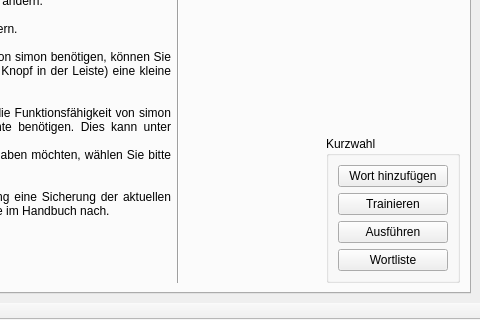
KDE/simon, file ui/main.ui: the form before one commit; both pictures show x 323 to 803 and y 303 to 623 of the 803 by 623 pixel window.
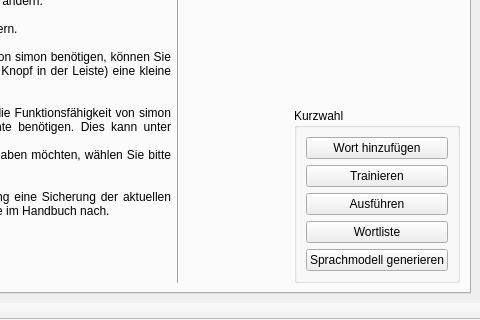
The form after the commit. Icons and pictures are not drawn. Custom widgets are drawn as their Qt base class.

The edit to the form file:
```diff
--- a/ui/main.ui
+++ b/ui/main.ui
@@ -641,6 +641,28 @@
                </property>
               </widget>
              </item>
+             <item>
+              <widget class="QPushButton" name="pbCompileModel" >
+               <property name="maximumSize" >
+                <size>
+                 <width>265</width>
+                 <height>16777215</height>
+                </size>
+               </property>
+               <property name="text" >
+                <string>Sprachmodell generieren</string>
+               </property>
+               <property name="icon" >
+                <iconset/>
+               </property>
+               <property name="iconSize" >
+                <size>
+                 <width>24</width>
+                 <height>24</height>
+                </size>
+               </property>
+              </widget>
+             </item>
             </layout>
            </widget>
           </item>
```
